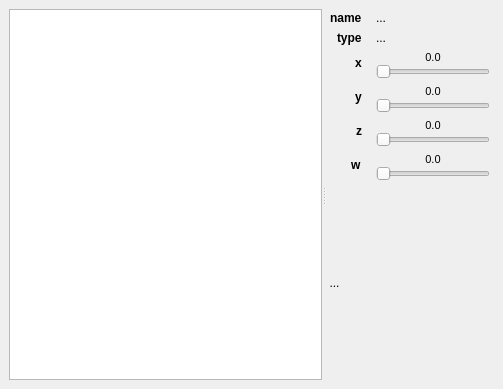
This is applications/qt/shader-input-editor.ui in daniel86/regen as Qt 5 draws it before an edit. The edited form follows.
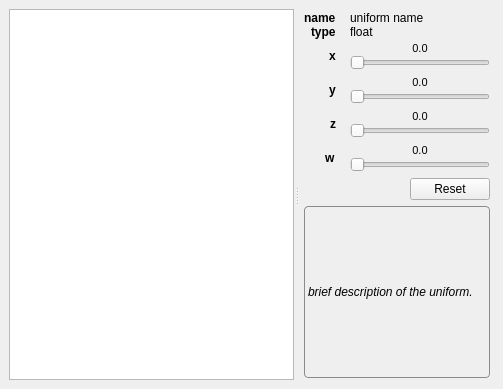
This is the edited form.

Commit message: working on shader input window. add reset button, use stylesheet for description, ...

What changed in the file:
```diff
--- a/applications/qt/shader-input-editor.ui
+++ b/applications/qt/shader-input-editor.ui
@@ -21,6 +21,32 @@
    <string>Shader Input Editor</string>
   </property>
   <widget class="QWidget" name="centralwidget">
+   <property name="styleSheet">
+    <string notr="true">
+/*******************************
+ ******** QLabel ***************
+ *******************************/
+QLabel#descriptionLabel {
+	color: #010203;
+	background-color: qlineargradient(x1: 0, y1: 0, x2: 0, y2: 1,
+                                       stop: 0 #d6d7da, stop: 1 #aaabae);
+	border: 1px solid #8a8b8e;
+	border-radius: 4px;
+}
+
+/*******************************
+ ******** QSplitter *************
+ *******************************/
+QSplitter::handle:horizontal { width: 6px; }
+QSplitter::handle:vertical { height: 6px; }
+
+/*******************************
+ ******** QTreeView ***********
+ *******************************/
+QTreeView {
+}
+</string>
+   </property>
    <layout class="QGridLayout" name="gridLayout_2">
     <item row="0" column="0">
      <layout class="QVBoxLayout" name="mainLayout">
@@ -45,11 +71,6 @@
          <attribute name="headerVisible">
           <bool>false</bool>
          </attribute>
-         <column>
-          <property name="text">
-           <string>column</string>
-          </property>
-         </column>
         </widget>
         <widget class="QWidget" name="formLayoutWidget">
          <layout class="QFormLayout" name="valueLayout">
@@ -68,6 +89,9 @@
           <property name="horizontalSpacing">
            <number>14</number>
           </property>
+          <property name="verticalSpacing">
+           <number>0</number>
+          </property>
           <property name="leftMargin">
            <number>4</number>
           </property>
@@ -109,7 +133,7 @@
              </size>
             </property>
             <property name="text">
-             <string>...</string>
+             <string>uniform name</string>
             </property>
            </widget>
           </item>
@@ -141,7 +165,7 @@
              </size>
             </property>
             <property name="text">
-             <string>...</string>
+             <string>float</string>
             </property>
            </widget>
           </item>
@@ -162,6 +186,9 @@
             <property name="text">
              <string>x</string>
             </property>
+            <property name="alignment">
+             <set>Qt::AlignBottom|Qt::AlignLeading|Qt::AlignLeft</set>
+            </property>
            </widget>
           </item>
           <item row="3" column="0">
@@ -181,6 +208,9 @@
             <property name="text">
              <string>y</string>
             </property>
+            <property name="alignment">
+             <set>Qt::AlignBottom|Qt::AlignLeading|Qt::AlignLeft</set>
+            </property>
            </widget>
           </item>
           <item row="4" column="0">
@@ -200,6 +230,9 @@
             <property name="text">
              <string>z</string>
             </property>
+            <property name="alignment">
+             <set>Qt::AlignBottom|Qt::AlignLeading|Qt::AlignLeft</set>
+            </property>
            </widget>
           </item>
           <item row="5" column="0">
@@ -219,64 +252,41 @@
             <property name="text">
              <string>w</string>
             </property>
-           </widget>
-          </item>
-          <item row="6" column="0" colspan="2">
-           <widget class="QLabel" name="descriptionLabel">
-            <property name="sizePolicy">
-             <sizepolicy hsizetype="Expanding" vsizetype="Expanding">
-              <horstretch>0</horstretch>
-              <verstretch>0</verstretch>
-             </sizepolicy>
-            </property>
-            <property name="maximumSize">
-             <size>
-              <width>250</width>
-              <height>16777215</height>
-             </size>
-            </property>
-            <property name="font">
-             <font>
-              <italic>true</italic>
-             </font>
-            </property>
-            <property name="text">
-             <string>...</string>
-            </property>
-            <property name="wordWrap">
-             <bool>true</bool>
+            <property name="alignment">
+             <set>Qt::AlignBottom|Qt::AlignLeading|Qt::AlignLeft</set>
             </property>
            </widget>
           </item>
           <item row="2" column="1">
+           <widget class="QWidget" name="xValueWidget" native="true">
+            <layout class="QHBoxLayout" name="horizontalLayout">
+             <property name="spacing">
+              <number>0</number>
+             </property>
+             <property name="leftMargin">
+              <number>0</number>
+             </property>
+             <property name="topMargin">
+              <number>3</number>
+             </property>
+             <property name="rightMargin">
+              <number>0</number>
+             </property>
+             <property name="bottomMargin">
+              <number>3</number>
+             </property>
+             <item>
            <layout class="QVBoxLayout" name="xValueLayout">
             <property name="spacing">
              <number>0</number>
             </property>
             <item>
              <widget class="QLabel" name="xValueLabel">
-              <property name="sizePolicy">
-               <sizepolicy hsizetype="Preferred" vsizetype="Preferred">
-                <horstretch>0</horstretch>
-                <verstretch>0</verstretch>
-               </sizepolicy>
-              </property>
               <property name="font">
                <font>
                 <pointsize>8</pointsize>
-                <weight>50</weight>
-                <bold>false</bold>
-               </font>
-              </property>
-              <property name="frameShape">
-               <enum>QFrame::NoFrame</enum>
-              </property>
-              <property name="frameShadow">
-               <enum>QFrame::Plain</enum>
-              </property>
-              <property name="lineWidth">
-               <number>0</number>
-              </property>
+                  </font>
+                 </property>
               <property name="text">
                <string>0.0</string>
               </property>
@@ -287,17 +297,35 @@
             </item>
             <item>
              <widget class="QSlider" name="xValue">
-              <property name="maximum">
-               <number>99999</number>
-              </property>
               <property name="orientation">
                <enum>Qt::Horizontal</enum>
               </property>
              </widget>
             </item>
            </layout>
+             </item>
+            </layout>
+           </widget>
           </item>
           <item row="3" column="1">
+           <widget class="QWidget" name="yValueWidget" native="true">
+            <layout class="QHBoxLayout" name="horizontalLayout_2">
+             <property name="spacing">
+              <number>0</number>
+             </property>
+             <property name="leftMargin">
+              <number>0</number>
+             </property>
+             <property name="topMargin">
+              <number>3</number>
+             </property>
+             <property name="rightMargin">
+              <number>0</number>
+             </property>
+             <property name="bottomMargin">
+              <number>3</number>
+             </property>
+             <item>
            <layout class="QVBoxLayout" name="yValueLayout">
             <property name="spacing">
              <number>0</number>
@@ -309,9 +337,6 @@
                 <pointsize>8</pointsize>
                </font>
               </property>
-              <property name="lineWidth">
-               <number>0</number>
-              </property>
               <property name="text">
                <string>0.0</string>
               </property>
@@ -322,17 +347,35 @@
             </item>
             <item>
              <widget class="QSlider" name="yValue">
-              <property name="maximum">
-               <number>99999</number>
-              </property>
               <property name="orientation">
                <enum>Qt::Horizontal</enum>
               </property>
              </widget>
             </item>
            </layout>
+             </item>
+            </layout>
+           </widget>
           </item>
           <item row="4" column="1">
+           <widget class="QWidget" name="zValueWidget" native="true">
+            <layout class="QHBoxLayout" name="horizontalLayout_3">
+             <property name="spacing">
+              <number>0</number>
+             </property>
+             <property name="leftMargin">
+              <number>0</number>
+             </property>
+             <property name="topMargin">
+              <number>3</number>
+             </property>
+             <property name="rightMargin">
+              <number>0</number>
+             </property>
+             <property name="bottomMargin">
+              <number>3</number>
+             </property>
+             <item>
            <layout class="QVBoxLayout" name="zValueLayout">
             <property name="spacing">
              <number>0</number>
@@ -354,17 +397,35 @@
             </item>
             <item>
              <widget class="QSlider" name="zValue">
-              <property name="maximum">
-               <number>99999</number>
-              </property>
               <property name="orientation">
                <enum>Qt::Horizontal</enum>
               </property>
              </widget>
             </item>
            </layout>
+             </item>
+            </layout>
+           </widget>
           </item>
           <item row="5" column="1">
+           <widget class="QWidget" name="wValueWidget" native="true">
+            <layout class="QHBoxLayout" name="horizontalLayout_4">
+             <property name="spacing">
+              <number>0</number>
+             </property>
+             <property name="leftMargin">
+              <number>0</number>
+             </property>
+             <property name="topMargin">
+              <number>3</number>
+             </property>
+             <property name="rightMargin">
+              <number>0</number>
+             </property>
+             <property name="bottomMargin">
+              <number>3</number>
+             </property>
+             <item>
            <layout class="QVBoxLayout" name="wValueLayout">
             <property name="spacing">
              <number>0</number>
@@ -386,16 +447,73 @@
             </item>
             <item>
              <widget class="QSlider" name="wValue">
-              <property name="maximum">
-               <number>99999</number>
-              </property>
+                 <property name="orientation">
+                  <enum>Qt::Horizontal</enum>
+                 </property>
+                </widget>
+               </item>
+              </layout>
+             </item>
+            </layout>
+           </widget>
+          </item>
+          <item row="6" column="1">
+           <layout class="QHBoxLayout" name="resetLayout">
+            <property name="topMargin">
+             <number>3</number>
+            </property>
+            <property name="bottomMargin">
+             <number>6</number>
+            </property>
+            <item>
+             <spacer name="resetSpacer">
               <property name="orientation">
                <enum>Qt::Horizontal</enum>
               </property>
+              <property name="sizeHint" stdset="0">
+               <size>
+                <width>40</width>
+                <height>20</height>
+               </size>
+              </property>
+             </spacer>
+            </item>
+            <item>
+             <widget class="QPushButton" name="resetButton">
+              <property name="text">
+               <string>Reset</string>
+              </property>
              </widget>
             </item>
            </layout>
           </item>
+          <item row="7" column="0" colspan="2">
+           <widget class="QLabel" name="descriptionLabel">
+            <property name="sizePolicy">
+             <sizepolicy hsizetype="Expanding" vsizetype="Expanding">
+              <horstretch>0</horstretch>
+              <verstretch>0</verstretch>
+             </sizepolicy>
+            </property>
+            <property name="maximumSize">
+             <size>
+              <width>250</width>
+              <height>16777215</height>
+             </size>
+            </property>
+            <property name="font">
+             <font>
+              <italic>true</italic>
+             </font>
+            </property>
+            <property name="text">
+             <string>brief description of the uniform.</string>
+            </property>
+            <property name="wordWrap">
+             <bool>true</bool>
+            </property>
+           </widget>
+          </item>
          </layout>
         </widget>
        </widget>
```
Left out of the diff: 95 changed lines with no effect on the pictures. Lines whose indentation alone changed are shown as unchanged. The commit also changes 3 other files.
